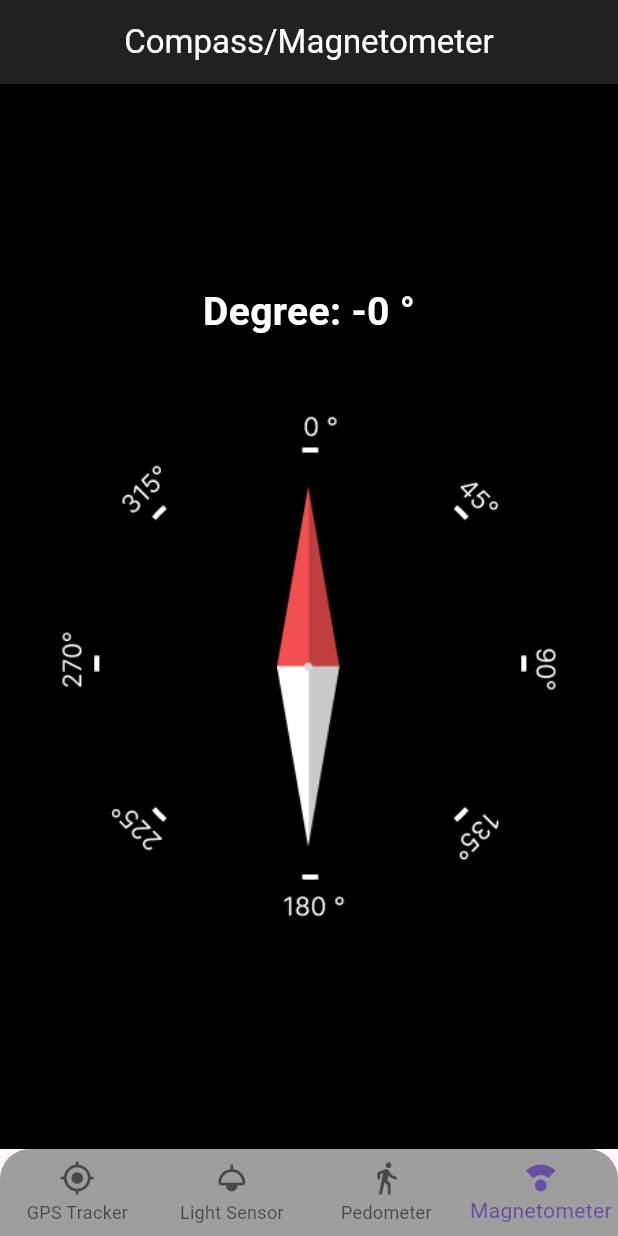
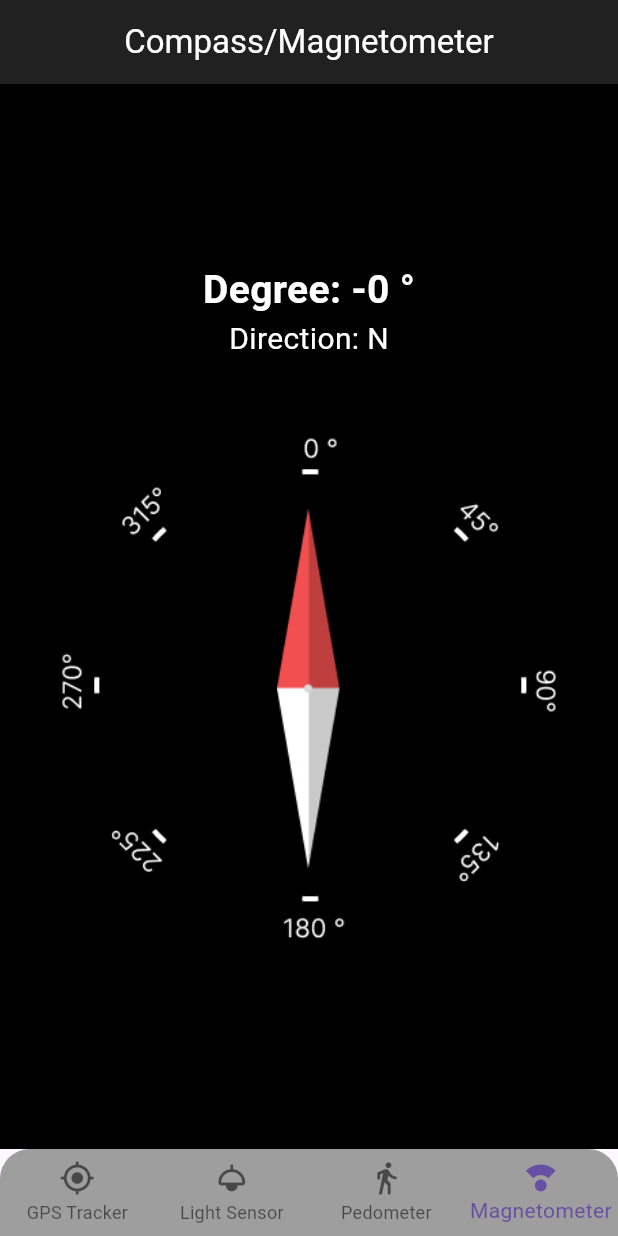
Before and after one commit to JnJuste/SmartHomeMonitoringApp, a Flutter app: the screen it shows after launch, item 4 of the bottom bar chosen, on a phone screen of 412 x 824 dp. Run offline on Flutter 3.47's test engine with Material 3 defaults, Android fonts, the phone set to English and light mode, and no system bars; our stand-ins replace geolocator, pedometer, permission_handler, sensors_plus.

Commit message:
Compass Sensor

```diff
--- a/lib/pages/magnetometer.dart
+++ b/lib/pages/magnetometer.dart
@@ -46,6 +46,26 @@ class _MagnetometerState extends State<Magnetometer> {
   Widget build(BuildContext context) {
     final degrees = calculatorDegrees(_magneticEvent.x, _magneticEvent.y);
     final angle = 1 * pi / 180 * degrees;
+
+    String direction = 'N';
+    if (degrees >= -22.5 && degrees < 22.5) {
+      direction = 'N';
+    } else if (degrees >= 22.5 && degrees < 67.5) {
+      direction = 'NE';
+    } else if (degrees >= 67.5 && degrees < 112.5) {
+      direction = 'E';
+    } else if (degrees >= 112.5 && degrees < 157.5) {
+      direction = 'SE';
+    } else if (degrees >= 157.5 || degrees < -157.5) {
+      direction = 'S';
+    } else if (degrees >= -157.5 && degrees < -112.5) {
+      direction = 'SW';
+    } else if (degrees >= -112.5 && degrees < -67.5) {
+      direction = 'W';
+    } else if (degrees >= -67.5 && degrees < -22.5) {
+      direction = 'NW';
+    }
+
     return Scaffold(
       backgroundColor: Colors.black,
       appBar: AppBar(
@@ -69,7 +89,13 @@ class _MagnetometerState extends State<Magnetometer> {
                 fontWeight: FontWeight.bold,
               ),
             ),
-
+            Text(
+              "Direction: $direction",
+              style: const TextStyle(
+                color: Colors.white,
+                fontSize: 20.0,
+              ),
+            ),
             const SizedBox(height: 30.0),
             // Let's show the compass
             Padding(
```
